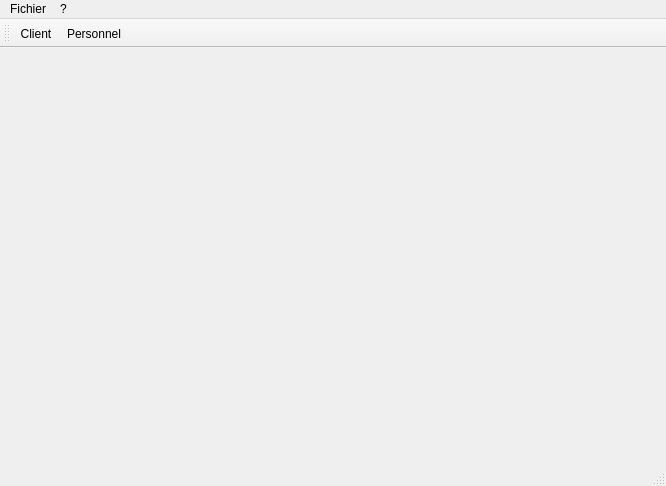
The window that mainwindow.ui (GouVsky/Projet_C-) describes before a commit, drawn with Qt 5.
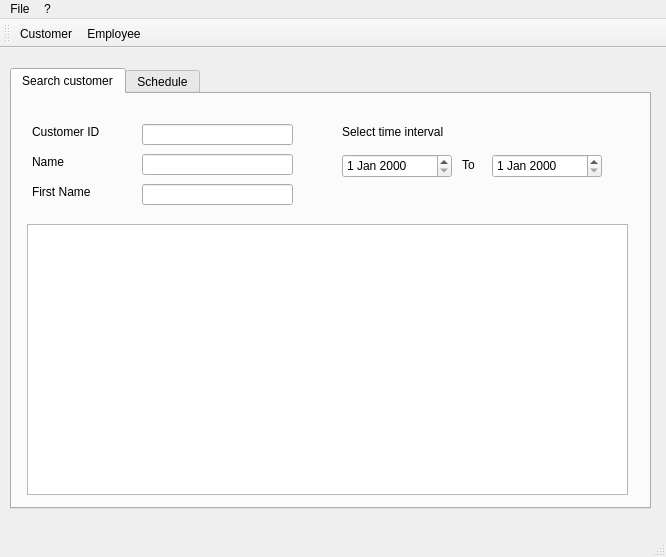
The same window after the commit. Icons and pictures are not drawn.

Commit message: Adding of view for search a customer + adding of files for the controller.

Diff of the .ui file:
```diff
--- a/mainwindow.ui
+++ b/mainwindow.ui
@@ -7,13 +7,165 @@
     <x>0</x>
     <y>0</y>
     <width>666</width>
-    <height>486</height>
+    <height>557</height>
    </rect>
   </property>
   <property name="windowTitle">
    <string>MainWindow</string>
   </property>
-  <widget class="QWidget" name="centralWidget"/>
+  <widget class="QWidget" name="centralWidget">
+   <widget class="QTabWidget" name="tabWidget">
+    <property name="geometry">
+     <rect>
+      <x>10</x>
+      <y>20</y>
+      <width>641</width>
+      <height>441</height>
+     </rect>
+    </property>
+    <property name="currentIndex">
+     <number>0</number>
+    </property>
+    <widget class="QWidget" name="customerSearch">
+     <attribute name="title">
+      <string>Search customer</string>
+     </attribute>
+     <widget class="QTableView" name="tableView">
+      <property name="geometry">
+       <rect>
+        <x>15</x>
+        <y>130</y>
+        <width>601</width>
+        <height>271</height>
+       </rect>
+      </property>
+     </widget>
+     <widget class="QLineEdit" name="customerIDSearch">
+      <property name="geometry">
+       <rect>
+        <x>130</x>
+        <y>30</y>
+        <width>151</width>
+        <height>21</height>
+       </rect>
+      </property>
+      <property name="text">
+       <string/>
+      </property>
+     </widget>
+     <widget class="QLabel" name="customerID">
+      <property name="geometry">
+       <rect>
+        <x>20</x>
+        <y>30</y>
+        <width>81</width>
+        <height>16</height>
+       </rect>
+      </property>
+      <property name="text">
+       <string>Customer ID</string>
+      </property>
+     </widget>
+     <widget class="QLabel" name="customerName">
+      <property name="geometry">
+       <rect>
+        <x>20</x>
+        <y>60</y>
+        <width>60</width>
+        <height>16</height>
+       </rect>
+      </property>
+      <property name="text">
+       <string>Name</string>
+      </property>
+     </widget>
+     <widget class="QLabel" name="customerFirstName">
+      <property name="geometry">
+       <rect>
+        <x>20</x>
+        <y>90</y>
+        <width>71</width>
+        <height>16</height>
+       </rect>
+      </property>
+      <property name="text">
+       <string>First Name</string>
+      </property>
+     </widget>
+     <widget class="QLineEdit" name="customerNameSearch">
+      <property name="geometry">
+       <rect>
+        <x>130</x>
+        <y>60</y>
+        <width>151</width>
+        <height>21</height>
+       </rect>
+      </property>
+     </widget>
+     <widget class="QLineEdit" name="customerFirstNameSearch">
+      <property name="geometry">
+       <rect>
+        <x>130</x>
+        <y>90</y>
+        <width>151</width>
+        <height>21</height>
+       </rect>
+      </property>
+     </widget>
+     <widget class="QLabel" name="datesInterval">
+      <property name="geometry">
+       <rect>
+        <x>330</x>
+        <y>30</y>
+        <width>121</width>
+        <height>16</height>
+       </rect>
+      </property>
+      <property name="text">
+       <string>Select time interval</string>
+      </property>
+     </widget>
+     <widget class="QDateEdit" name="dateBeginning">
+      <property name="geometry">
+       <rect>
+        <x>330</x>
+        <y>60</y>
+        <width>110</width>
+        <height>24</height>
+       </rect>
+      </property>
+     </widget>
+     <widget class="QDateEdit" name="dateEnding">
+      <property name="geometry">
+       <rect>
+        <x>480</x>
+        <y>60</y>
+        <width>110</width>
+        <height>24</height>
+       </rect>
+      </property>
+     </widget>
+     <widget class="QLabel" name="to">
+      <property name="geometry">
+       <rect>
+        <x>450</x>
+        <y>60</y>
+        <width>21</width>
+        <height>21</height>
+       </rect>
+      </property>
+      <property name="text">
+       <string>To</string>
+      </property>
+     </widget>
+    </widget>
+    <widget class="QWidget" name="planning">
+     <attribute name="title">
+      <string>Schedule</string>
+     </attribute>
+    </widget>
+   </widget>
+  </widget>
   <widget class="QMenuBar" name="menuBar">
    <property name="geometry">
     <rect>
@@ -28,7 +180,7 @@
    </property>
    <widget class="QMenu" name="menuFichier">
     <property name="title">
-     <string>Fichier</string>
+     <string>File</string>
     </property>
     <widget class="QMenu" name="menuAdd">
      <property name="title">
@@ -74,7 +226,7 @@
      <normaloff>:/images/personnel.png</normaloff>:/images/personnel.png</iconset>
    </property>
    <property name="text">
-    <string>Personnel</string>
+    <string>Employee</string>
    </property>
    <property name="iconVisibleInMenu">
     <bool>false</bool>
@@ -86,7 +238,7 @@
      <normaloff>:/images/client.png</normaloff>:/images/client.png</iconset>
    </property>
    <property name="text">
-    <string>Client</string>
+    <string>Customer</string>
    </property>
    <property name="iconVisibleInMenu">
     <bool>false</bool>
```
Left out of the diff: 6 changed lines with no effect on the pictures. The commit also changes 3 other files.
